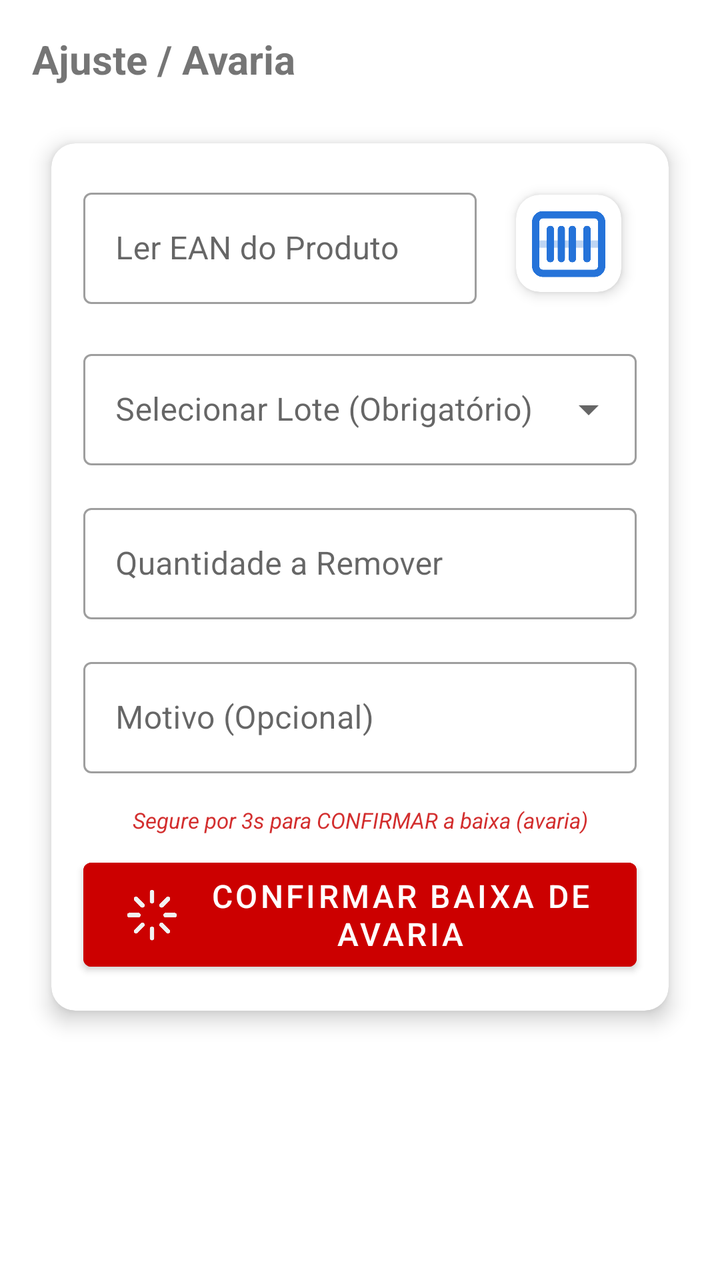
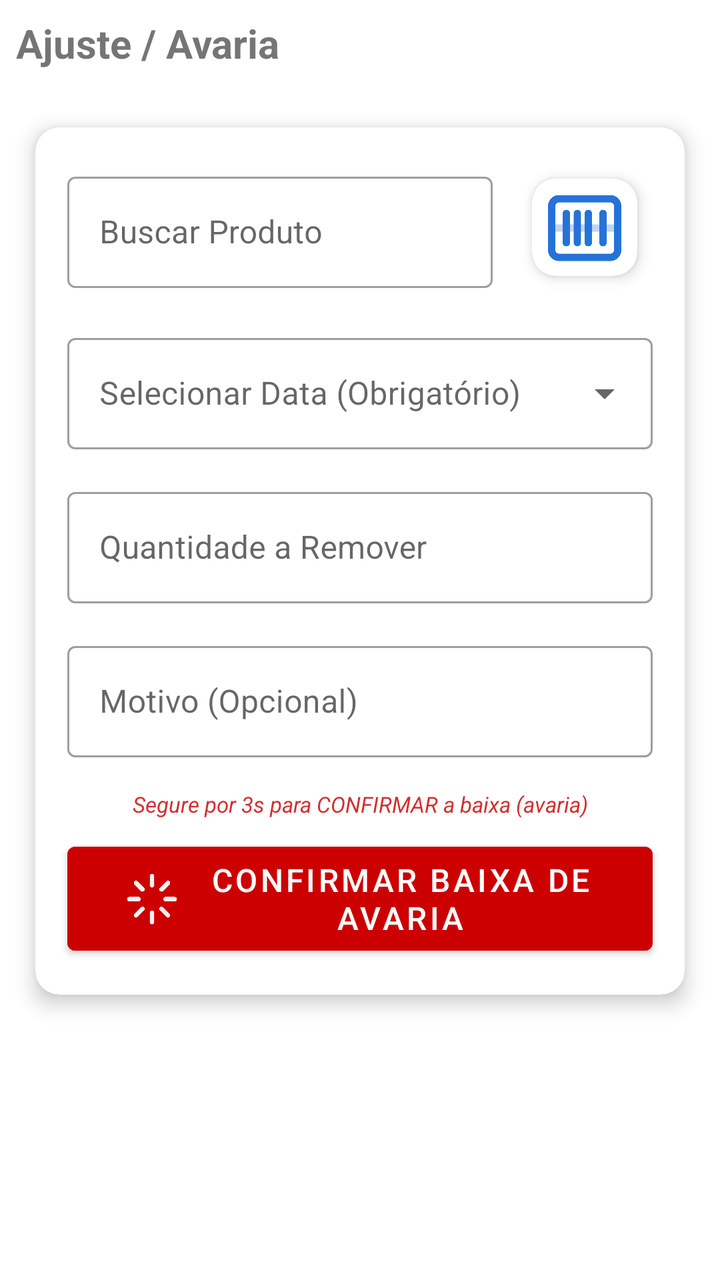

An Android layout rendered at two revisions. The XML below is the earlier revision; the diff shows what the commit changed to produce the second picture.
<!-- AndroidManifest.xml: application theme Theme.PistaLimpa -->
<!-- res/layout/fragment_ajuste.xml -->
<?xml version="1.0" encoding="utf-8"?>
<LinearLayout xmlns:android="http://schemas.android.com/apk/res/android"
    xmlns:app="http://schemas.android.com/apk/res-auto"
    android:layout_width="match_parent"
    android:layout_height="match_parent"
    android:orientation="vertical"
    android:clipChildren="false"
    android:clipToPadding="false"
    android:padding="16dp">

    <TextView
        android:layout_width="wrap_content"
        android:layout_height="wrap_content"
        android:text="Ajuste / Avaria"
        android:textSize="20sp"
        android:textStyle="bold"
        android:layout_marginBottom="16dp" />

    <com.google.android.material.card.MaterialCardView
        android:layout_width="match_parent"
        android:layout_height="wrap_content"
        app:cardCornerRadius="12dp"
        app:cardElevation="6dp"
        app:cardUseCompatPadding="true">

        <LinearLayout
            android:layout_width="match_parent"
            android:layout_height="wrap_content"
            android:orientation="vertical"
            android:padding="16dp"
            android:clipChildren="false"
            android:clipToPadding="false">

            
            <LinearLayout
                android:layout_width="match_parent"
                android:layout_height="wrap_content"
                android:orientation="horizontal"
                android:gravity="center_vertical"
                android:clipChildren="false"
                android:clipToPadding="false"
                android:layout_marginBottom="16dp">

                <com.google.android.material.textfield.TextInputLayout
                    android:id="@+id/tilCodigoAvaria"
                    style="@style/Widget.MaterialComponents.TextInputLayout.OutlinedBox"
                    android:layout_width="0dp"
                    android:layout_height="wrap_content"
                    android:layout_weight="1"
                    android:hint="Ler EAN do Produto">

                    <com.google.android.material.textfield.TextInputEditText
                        android:id="@+id/etCodigoAvaria"
                        android:layout_width="match_parent"
                        android:layout_height="wrap_content"
                        android:imeOptions="actionSearch"
                        android:inputType="text" />
                </com.google.android.material.textfield.TextInputLayout>

                <com.google.android.material.card.MaterialCardView
                    android:id="@+id/cardScannerAvaria"
                    android:layout_width="68dp"
                    android:layout_height="68dp"
                    android:layout_marginStart="12dp"
                    app:cardCornerRadius="12dp"
                    app:cardElevation="4dp"
                    app:cardUseCompatPadding="true">

                    <ImageButton
                        android:id="@+id/btnScanEanAvaria"
                        android:layout_width="match_parent"
                        android:layout_height="match_parent"
                        android:background="?attr/selectableItemBackground"
                        android:contentDescription="Escanear EAN"
                        android:padding="2dp"
                        android:scaleType="fitCenter"
                        android:src="@drawable/leitor"
                        app:tint="?attr/colorPrimary" />
                </com.google.android.material.card.MaterialCardView>
            </LinearLayout>

            
            <com.google.android.material.card.MaterialCardView
                android:id="@+id/cardInfoAvaria"
                android:layout_width="match_parent"
                android:layout_height="wrap_content"
                android:layout_marginBottom="16dp"
                android:visibility="gone"
                app:cardCornerRadius="8dp"
                app:cardElevation="3dp">

                <LinearLayout
                    android:layout_width="match_parent"
                    android:layout_height="wrap_content"
                    android:orientation="vertical"
                    android:padding="12dp">

                    <TextView
                        android:id="@+id/tvNomeInfoAvaria"
                        android:layout_width="wrap_content"
                        android:layout_height="wrap_content"
                        android:textStyle="bold"
                        android:textColor="@android:color/black" />

                    <TextView
                        android:id="@+id/tvEstoqueInfoAvaria"
                        android:layout_width="wrap_content"
                        android:layout_height="wrap_content"
                        android:layout_marginTop="2dp"
                        android:textSize="12sp"
                        android:textColor="?attr/colorPrimary" />
                </LinearLayout>
            </com.google.android.material.card.MaterialCardView>

            
            <com.google.android.material.textfield.TextInputLayout
                android:id="@+id/tilDataLoteAvaria"
                style="@style/Widget.MaterialComponents.TextInputLayout.OutlinedBox.ExposedDropdownMenu"
                android:layout_width="match_parent"
                android:layout_height="wrap_content"
                android:layout_marginBottom="16dp"
                android:hint="Selecionar Lote (Obrigatório)">

                <AutoCompleteTextView
                    android:id="@+id/etDataLoteAvaria"
                    android:layout_width="match_parent"
                    android:layout_height="wrap_content"
                    android:inputType="none" />
            </com.google.android.material.textfield.TextInputLayout>

            
            <com.google.android.material.textfield.TextInputLayout
                android:id="@+id/tilQuantidadeAvaria"
                style="@style/Widget.MaterialComponents.TextInputLayout.OutlinedBox"
                android:layout_width="match_parent"
                android:layout_height="wrap_content"
                android:layout_marginBottom="16dp"
                android:hint="Quantidade a Remover">

                <com.google.android.material.textfield.TextInputEditText
                    android:id="@+id/etQuantidadeAvaria"
                    android:layout_width="match_parent"
                    android:layout_height="wrap_content"
                    android:inputType="number" />
            </com.google.android.material.textfield.TextInputLayout>

            
            <com.google.android.material.textfield.TextInputLayout
                android:id="@+id/tilMotivoAvaria"
                style="@style/Widget.MaterialComponents.TextInputLayout.OutlinedBox"
                android:layout_width="match_parent"
                android:layout_height="wrap_content"
                android:layout_marginBottom="16dp"
                android:hint="Motivo (Opcional)">

                <com.google.android.material.textfield.TextInputEditText
                    android:id="@+id/etMotivoAvaria"
                    android:layout_width="match_parent"
                    android:layout_height="wrap_content"
                    android:inputType="textCapSentences" />
            </com.google.android.material.textfield.TextInputLayout>

            <TextView
                android:id="@+id/tvHintAvaria"
                android:layout_width="match_parent"
                android:layout_height="wrap_content"
                android:layout_marginBottom="8dp"
                android:gravity="center"
                android:text="Segure por 3s para CONFIRMAR a baixa (avaria)"
                android:textColor="#D32F2F"
                android:textSize="11sp"
                android:textStyle="italic" />

            <com.google.android.material.button.MaterialButton
                android:id="@+id/btnConfirmarAvaria"
                android:layout_width="match_parent"
                android:layout_height="64dp"
                android:text="Confirmar Baixa de Avaria"
                app:icon="@drawable/ajuste"
                app:iconGravity="textStart"
                app:iconPadding="12dp"
                app:iconSize="28dp"
                android:backgroundTint="@android:color/holo_red_dark"
                android:textColor="@android:color/white"
                android:textSize="16sp" />
        </LinearLayout>
    </com.google.android.material.card.MaterialCardView>

</LinearLayout>
<!-- resources referenced by this layout -->
<resources>
  <!-- drawable ajuste: png bitmap (drawable, 14908 bytes) -->
  <!-- drawable leitor: png bitmap (drawable, 13046 bytes) -->
  <style name="Theme.PistaLimpa" parent="Theme.MaterialComponents.DayNight.DarkActionBar">
          
          <item name="colorPrimary">@color/purple_500</item>
          <item name="colorPrimaryVariant">@color/purple_700</item>
          <item name="colorOnPrimary">@color/white</item>
          
          <item name="colorSecondary">@color/teal_200</item>
          <item name="colorSecondaryVariant">@color/teal_700</item>
          <item name="colorOnSecondary">@color/black</item>
          
          <item name="android:statusBarColor">?attr/colorPrimaryVariant</item>
          
      </style>
  <color name="purple_500">#2573D9</color>
  <color name="purple_700">#2573D9</color>
  <color name="white">#F2F2F2</color>
  <color name="teal_200">#FF03DAC5</color>
  <color name="teal_700">#FF018786</color>
  <color name="black">#FF000000</color>
</resources>

<!-- the commit's change to res/layout/fragment_ajuste.xml (unified diff, before → after) -->
@@ -6,7 +6,7 @@
     android:orientation="vertical"
     android:clipChildren="false"
     android:clipToPadding="false"
-    android:padding="16dp">
+    android:padding="8dp">
 
     <TextView
         android:layout_width="wrap_content"
@@ -47,7 +47,7 @@
                     android:layout_width="0dp"
                     android:layout_height="wrap_content"
                     android:layout_weight="1"
-                    android:hint="Ler EAN do Produto">
+                    android:hint="Buscar Produto">
 
                     <com.google.android.material.textfield.TextInputEditText
                         android:id="@+id/etCodigoAvaria"
@@ -119,7 +119,7 @@
                 android:layout_width="match_parent"
                 android:layout_height="wrap_content"
                 android:layout_marginBottom="16dp"
-                android:hint="Selecionar Lote (Obrigatório)">
+                android:hint="Selecionar Data (Obrigatório)">
 
                 <AutoCompleteTextView
                     android:id="@+id/etDataLoteAvaria"
